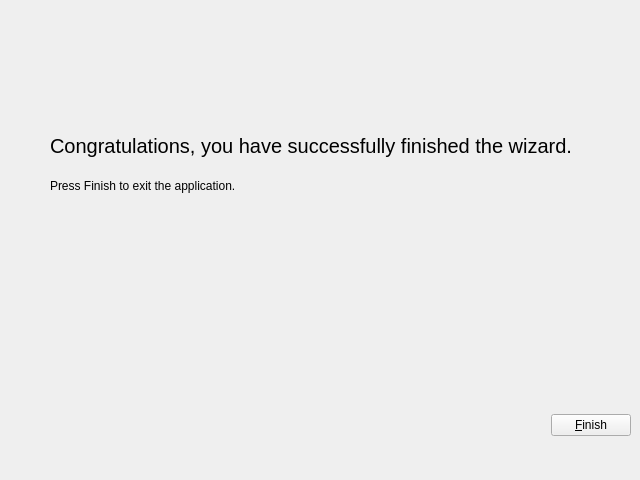
Above: oobwizard/ui/workflowFinished.ui from bluusystemsinc/bluu before the change. Below: the same form after it.
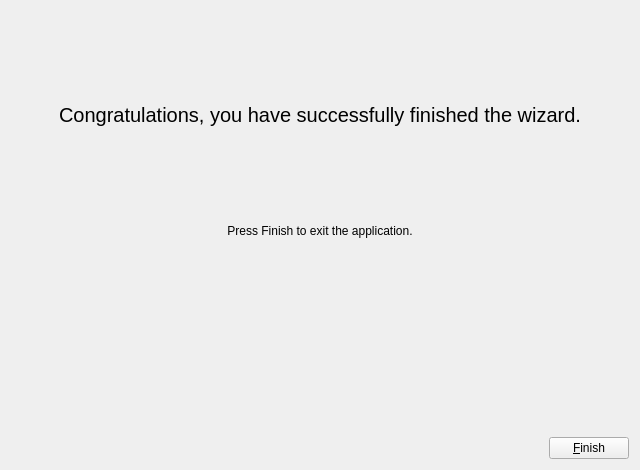
That is the form after the change.

Commit message: fix on validating end user info input

The edit to the form file:
```diff
--- a/oobwizard/ui/workflowFinished.ui
+++ b/oobwizard/ui/workflowFinished.ui
@@ -7,21 +7,39 @@
     <x>0</x>
     <y>0</y>
     <width>640</width>
-    <height>480</height>
+    <height>470</height>
    </rect>
   </property>
   <property name="windowTitle">
    <string>FinishedZlatko</string>
   </property>
-  <widget class="QWidget" name="horizontalLayoutWidget">
-   <property name="geometry">
-    <rect>
-     <x>10</x>
-     <y>410</y>
-     <width>621</width>
-     <height>31</height>
-    </rect>
-   </property>
+  <layout class="QVBoxLayout" name="verticalLayout">
+   <item>
+    <widget class="QLabel" name="label">
+     <property name="font">
+      <font>
+       <pointsize>15</pointsize>
+      </font>
+     </property>
+     <property name="text">
+      <string>Congratulations, you have successfully finished the wizard.</string>
+     </property>
+     <property name="alignment">
+      <set>Qt::AlignCenter</set>
+     </property>
+    </widget>
+   </item>
+   <item>
+    <widget class="QLabel" name="label_2">
+     <property name="text">
+      <string>Press Finish to exit the application.</string>
+     </property>
+     <property name="alignment">
+      <set>Qt::AlignHCenter|Qt::AlignTop</set>
+     </property>
+    </widget>
+   </item>
+   <item>
    <layout class="QHBoxLayout" name="horizontalLayout">
     <item>
      <spacer name="horizontalSpacer">
@@ -38,44 +56,17 @@
     </item>
     <item>
      <widget class="QPushButton" name="finishButton">
+       <property name="autoFillBackground">
+        <bool>false</bool>
+       </property>
       <property name="text">
        <string>&amp;Finish</string>
       </property>
      </widget>
     </item>
    </layout>
-  </widget>
-  <widget class="QLabel" name="label">
-   <property name="geometry">
-    <rect>
-     <x>50</x>
-     <y>130</y>
-     <width>531</width>
-     <height>31</height>
-    </rect>
-   </property>
-   <property name="font">
-    <font>
-     <pointsize>15</pointsize>
-    </font>
-   </property>
-   <property name="text">
-    <string>Congratulations, you have successfully finished the wizard.</string>
-   </property>
-  </widget>
-  <widget class="QLabel" name="label_2">
-   <property name="geometry">
-    <rect>
-     <x>50</x>
-     <y>150</y>
-     <width>241</width>
-     <height>71</height>
-    </rect>
-   </property>
-   <property name="text">
-    <string>Press Finish to exit the application.</string>
-   </property>
-  </widget>
+   </item>
+  </layout>
  </widget>
  <resources/>
  <connections/>
```
Lines whose indentation alone changed are shown as unchanged. The commit also changes 1 other file.
